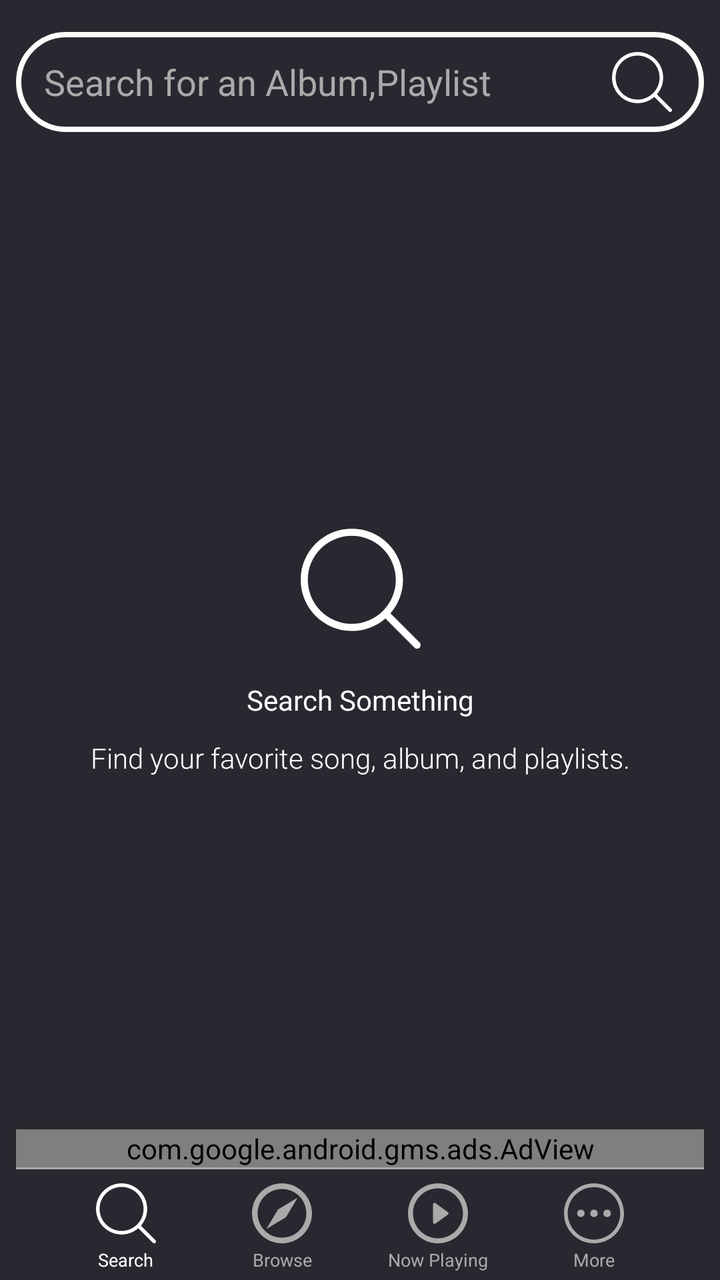
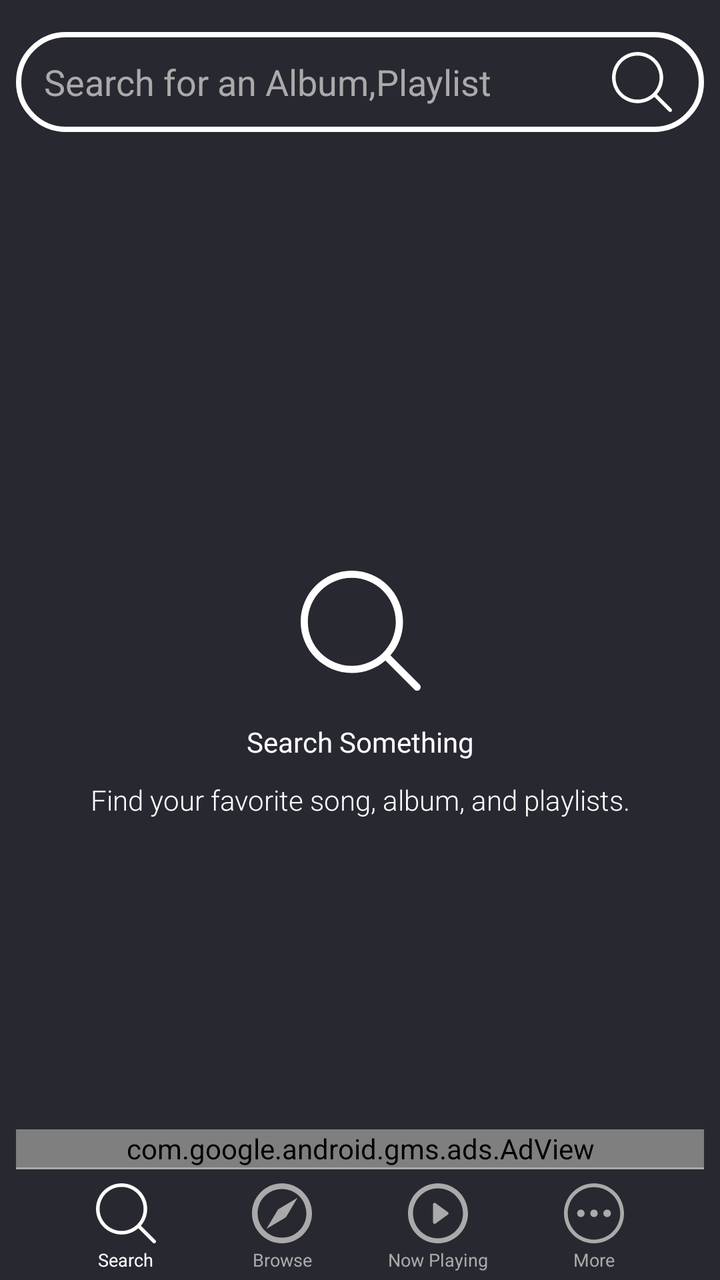

Screens rendered from an Android XML layout before and after an edit, with the pre-edit source and the edit as a unified diff.
<!-- AndroidManifest.xml: application theme AppTheme.NoActionBar -->
<!-- res/layout/activity_search__songs.xml -->
<?xml version="1.0" encoding="utf-8"?>
<androidx.constraintlayout.widget.ConstraintLayout xmlns:android="http://schemas.android.com/apk/res/android"
    xmlns:app="http://schemas.android.com/apk/res-auto"
    xmlns:tools="http://schemas.android.com/tools"
    android:layout_width="match_parent"
    android:layout_height="match_parent"
    android:background="@color/darkAccent"
    tools:context=".Search_Songs">

    <ListView
        android:id="@+id/list_searchres"
        android:layout_width="0dp"
        android:layout_height="0dp"
        android:layout_marginBottom="8dp"
        android:visibility="gone"
        app:layout_constraintBottom_toTopOf="@+id/adView_search"
        app:layout_constraintEnd_toEndOf="parent"
        app:layout_constraintStart_toStartOf="parent"
        app:layout_constraintTop_toBottomOf="@+id/et_searchBox" />

    <com.google.android.material.tabs.TabLayout
        android:id="@+id/tl_searchPage"
        android:layout_width="0dp"
        android:layout_height="wrap_content"
        android:visibility="visible"
        app:layout_constraintEnd_toEndOf="parent"
        app:layout_constraintStart_toStartOf="parent"
        app:layout_constraintTop_toBottomOf="@+id/tv_urResStatus"
        app:tabIndicatorColor="@android:color/white"
        app:tabTextColor="@android:color/white" />

    <androidx.viewpager.widget.ViewPager
        android:id="@+id/vp_searchPage"
        android:layout_width="0dp"
        android:layout_height="0dp"
        android:layout_marginTop="8dp"
        android:layout_marginBottom="8dp"
        android:visibility="visible"
        app:layout_constraintBottom_toTopOf="@+id/adView_search"
        app:layout_constraintEnd_toEndOf="parent"
        app:layout_constraintStart_toStartOf="parent"
        app:layout_constraintTop_toBottomOf="@+id/tl_searchPage">

    </androidx.viewpager.widget.ViewPager>

    <Button
        android:id="@+id/btn_searchBox"
        android:layout_width="30dp"
        android:layout_height="30dp"
        android:layout_marginTop="8dp"
        android:layout_marginEnd="16dp"
        android:layout_marginBottom="8dp"
        android:background="@drawable/ic_err_search"
        android:fontFamily="@font/acme"
        android:textAllCaps="false"
        android:textColor="@android:color/white"
        app:layout_constraintBottom_toBottomOf="@+id/et_searchBox"
        app:layout_constraintEnd_toEndOf="@+id/et_searchBox"
        app:layout_constraintTop_toTopOf="@+id/et_searchBox"
        tools:visibility="visible" />

    <ImageView
        android:id="@+id/ms_info1"
        android:layout_width="60dp"
        android:layout_height="60dp"
        android:layout_marginStart="8dp"
        android:layout_marginTop="8dp"
        android:layout_marginBottom="8dp"
        app:layout_constraintBottom_toTopOf="@+id/adView_search"
        app:layout_constraintEnd_toEndOf="parent"
        app:layout_constraintHorizontal_bias="0.487"
        app:layout_constraintStart_toStartOf="parent"
        app:layout_constraintTop_toBottomOf="@+id/et_searchBox"
        app:layout_constraintVertical_bias="0.45"
        app:srcCompat="@drawable/ic_err_search" />

    <TextView
        android:id="@+id/ms_info2"
        android:layout_width="wrap_content"
        android:layout_height="wrap_content"
        android:layout_marginStart="8dp"
        android:layout_marginTop="16dp"
        android:layout_marginEnd="8dp"
        android:fontFamily="@font/capriola"
        android:text="Search Something"
        android:textColor="@android:color/white"
        app:layout_constraintEnd_toEndOf="parent"
        app:layout_constraintStart_toStartOf="parent"
        app:layout_constraintTop_toBottomOf="@+id/ms_info1" />

    <TextView
        android:id="@+id/ms_info3"
        android:layout_width="wrap_content"
        android:layout_height="wrap_content"
        android:layout_marginStart="8dp"
        android:layout_marginTop="10dp"
        android:layout_marginEnd="8dp"
        android:fontFamily="sans-serif-light"
        android:text="Find your favorite song, album, and playlists."
        android:textColor="@android:color/white"
        app:layout_constraintEnd_toEndOf="parent"
        app:layout_constraintStart_toStartOf="parent"
        app:layout_constraintTop_toBottomOf="@+id/ms_info2" />

    <EditText
        android:id="@+id/et_searchBox"
        android:layout_width="0dp"
        android:layout_height="50dp"
        android:layout_marginStart="8dp"
        android:layout_marginTop="16dp"
        android:layout_marginEnd="8dp"
        android:background="@drawable/curvature"
        android:ems="10"
        android:hint="Search for an Album,Playlist"
        android:imeOptions="actionSearch"
        android:inputType="text"
        android:lineSpacingExtra="8sp"
        android:paddingLeft="14dp"
        android:paddingRight="45dp"
        android:textColor="@android:color/white"
        android:textColorHint="@android:color/darker_gray"
        app:layout_constraintEnd_toEndOf="parent"
        app:layout_constraintStart_toStartOf="parent"
        app:layout_constraintTop_toTopOf="parent" />

    <TextView
        android:id="@+id/tv_urResStatus"
        android:layout_width="0dp"
        android:layout_height="35dp"
        android:layout_marginTop="16dp"
        android:background="@android:color/white"
        android:fontFamily="@font/capriola"
        android:gravity="center|left"
        android:paddingLeft="20dp"
        android:text="Your Search Results:"
        android:textColor="@color/darkAccent"
        android:textSize="15sp"
        android:visibility="gone"
        app:layout_constraintEnd_toEndOf="parent"
        app:layout_constraintStart_toStartOf="parent"
        app:layout_constraintTop_toBottomOf="@+id/et_searchBox" />

    <Button
        android:id="@+id/btm_srch"
        android:layout_width="30dp"
        android:layout_height="30dp"
        android:layout_marginBottom="2dp"
        android:background="@drawable/ic_btm_search"
        android:onClick="sBtmSrch"
        app:layout_constraintBottom_toTopOf="@+id/textView45"
        app:layout_constraintEnd_toStartOf="@+id/btm_brws"
        app:layout_constraintHorizontal_bias="0.5"
        app:layout_constraintHorizontal_chainStyle="spread"
        app:layout_constraintStart_toStartOf="parent" />

    <Button
        android:id="@+id/btm_brws"
        android:layout_width="30dp"
        android:layout_height="30dp"
        android:layout_marginBottom="2dp"
        android:background="@drawable/ic_btm_browse_dull"
        android:onClick="sBtmBrws"
        app:layout_constraintBottom_toTopOf="@+id/textView46"
        app:layout_constraintEnd_toStartOf="@+id/btm_down"
        app:layout_constraintHorizontal_bias="0.5"
        app:layout_constraintStart_toEndOf="@+id/btm_srch" />

    <Button
        android:id="@+id/btm_down"
        android:layout_width="30dp"
        android:layout_height="30dp"
        android:layout_marginBottom="2dp"
        android:background="@drawable/ic_btm_play_dull"
        android:onClick="sBtmDown"
        app:layout_constraintBottom_toTopOf="@+id/textView47"
        app:layout_constraintEnd_toStartOf="@+id/btm_more"
        app:layout_constraintHorizontal_bias="0.5"
        app:layout_constraintStart_toEndOf="@+id/btm_brws" />

    <Button
        android:id="@+id/btm_more"
        android:layout_width="30dp"
        android:layout_height="30dp"
        android:layout_marginBottom="2dp"
        android:background="@drawable/ic_btm_more_dull"
        android:onClick="sBtmMore"
        app:layout_constraintBottom_toTopOf="@+id/textView48"
        app:layout_constraintEnd_toEndOf="parent"
        app:layout_constraintHorizontal_bias="0.5"
        app:layout_constraintStart_toEndOf="@+id/btm_down" />

    <TextView
        android:id="@+id/textView4"
        android:layout_width="0dp"
        android:layout_height="1dp"
        android:layout_marginStart="8dp"
        android:layout_marginEnd="8dp"
        android:layout_marginBottom="7dp"
        android:background="@android:color/darker_gray"
        app:layout_constraintBottom_toTopOf="@+id/btm_brws"
        app:layout_constraintEnd_toEndOf="parent"
        app:layout_constraintStart_toStartOf="parent" />

    <com.google.android.gms.ads.AdView xmlns:ads="http://schemas.android.com/apk/res-auto"
        android:id="@+id/adView_search"
        android:layout_width="0dp"
        android:layout_height="wrap_content"
        android:layout_alignParentBottom="true"
        android:layout_centerHorizontal="true"
        android:layout_marginStart="8dp"
        android:layout_marginEnd="8dp"
        ads:adSize="BANNER"
        ads:adUnitId="@string/ad_Search"
        ads:layout_constraintBottom_toTopOf="@+id/textView4"
        ads:layout_constraintEnd_toEndOf="parent"
        ads:layout_constraintHorizontal_bias="0.498"
        ads:layout_constraintStart_toStartOf="parent"></com.google.android.gms.ads.AdView>

    <TextView
        android:id="@+id/textView45"
        android:layout_width="wrap_content"
        android:layout_height="wrap_content"
        android:layout_marginBottom="4dp"
        android:text="Search"
        android:textColor="@android:color/white"
        android:textSize="9sp"
        app:layout_constraintBottom_toBottomOf="parent"
        app:layout_constraintEnd_toEndOf="@+id/btm_srch"
        app:layout_constraintHorizontal_bias="0.482"
        app:layout_constraintStart_toStartOf="@+id/btm_srch" />

    <TextView
        android:id="@+id/textView46"
        android:layout_width="wrap_content"
        android:layout_height="wrap_content"
        android:layout_marginBottom="4dp"
        android:text="Browse"
        android:textColor="@android:color/darker_gray"
        android:textSize="9sp"
        app:layout_constraintBottom_toBottomOf="parent"
        app:layout_constraintEnd_toEndOf="@+id/btm_brws"
        app:layout_constraintStart_toStartOf="@+id/btm_brws" />

    <TextView
        android:id="@+id/textView47"
        android:layout_width="wrap_content"
        android:layout_height="wrap_content"
        android:layout_marginBottom="4dp"
        android:text="Now Playing"
        android:textColor="@android:color/darker_gray"
        android:textSize="9sp"
        app:layout_constraintBottom_toBottomOf="parent"
        app:layout_constraintEnd_toEndOf="@+id/btm_down"
        app:layout_constraintStart_toStartOf="@+id/btm_down" />

    <TextView
        android:id="@+id/textView48"
        android:layout_width="wrap_content"
        android:layout_height="wrap_content"
        android:layout_marginBottom="4dp"
        android:text="More"
        android:textColor="@android:color/darker_gray"
        android:textSize="9sp"
        app:layout_constraintBottom_toBottomOf="parent"
        app:layout_constraintEnd_toEndOf="@+id/btm_more"
        app:layout_constraintStart_toStartOf="@+id/btm_more" />


</androidx.constraintlayout.widget.ConstraintLayout>
<!-- resources referenced by this layout -->
<resources>
  <color name="darkAccent">#282830</color>
  <!-- drawable curvature (drawable) -->
  <?xml version="1.0" encoding="utf-8"?>
  <shape xmlns:android="http://schemas.android.com/apk/res/android"
      android:shape="rectangle">
      <corners android:radius="25dp" />
      <stroke android:width="8px" android:color="#fff" />
  </shape>
  <!-- drawable ic_btm_browse_dull (drawable) -->
  <?xml version="1.0" encoding="utf-8"?>
  <vector xmlns:android="http://schemas.android.com/apk/res/android"
      android:width="291.32dp"
      android:height="291.32dp"
      android:viewportWidth="291.32"
      android:viewportHeight="291.32">
  
      <path
          android:fillColor="@android:color/darker_gray"
          android:pathData="M145.66,0C65.547,0,0,65.547,0,145.66s65.547,145.66,145.66,145.66s145.66-65.547,145.66-145.66 S225.772,0,145.66,0z M145.66,264.008c-65.547,0-118.348-52.802-118.348-118.348S80.113,27.311,145.66,27.311 S264.008,80.113,264.008,145.66S211.206,264.008,145.66,264.008z" />
      <path
          android:fillColor="@android:color/darker_gray"
          android:pathData="M221.22,70.099l-56.443,94.679l-38.236-38.236C126.542,126.542,221.22,70.099,221.22,70.099z" />
      <path
          android:fillColor="@android:color/darker_gray"
          android:pathData="M70.099,221.22l94.679-56.443l-38.236-38.236C126.542,126.542,70.099,221.22,70.099,221.22z" />
  </vector>
  <!-- drawable ic_btm_search (drawable) -->
  <?xml version="1.0" encoding="utf-8"?>
  <vector xmlns:android="http://schemas.android.com/apk/res/android"
      android:width="451dp"
      android:height="451dp"
      android:viewportWidth="451"
      android:viewportHeight="451">
  
      <path
          android:fillColor="#fff"
          android:pathData="M447.05,428l-109.6-109.6c29.4-33.8,47.2-77.9,47.2-126.1C384.65,86.2,298.35,0,192.35,0C86.25,0,0.05,86.3,0.05,192.3 s86.3,192.3,192.3,192.3c48.2,0,92.3-17.8,126.1-47.2L428.05,447c2.6,2.6,6.1,4,9.5,4s6.9-1.3,9.5-4 C452.25,441.8,452.25,433.2,447.05,428z M26.95,192.3c0-91.2,74.2-165.3,165.3-165.3c91.2,0,165.3,74.2,165.3,165.3 s-74.1,165.4-165.3,165.4C101.15,357.7,26.95,283.5,26.95,192.3z" />
  </vector>
  <!-- drawable ic_err_search (drawable) -->
  <?xml version="1.0" encoding="utf-8"?>
  <vector xmlns:android="http://schemas.android.com/apk/res/android"
      android:width="451dp"
      android:height="451dp"
      android:viewportWidth="451"
      android:viewportHeight="451">
  
      <path
          android:fillColor="#ffff"
          android:pathData="M447.05,428l-109.6-109.6c29.4-33.8,47.2-77.9,47.2-126.1C384.65,86.2,298.35,0,192.35,0C86.25,0,0.05,86.3,0.05,192.3 s86.3,192.3,192.3,192.3c48.2,0,92.3-17.8,126.1-47.2L428.05,447c2.6,2.6,6.1,4,9.5,4s6.9-1.3,9.5-4 C452.25,441.8,452.25,433.2,447.05,428z M26.95,192.3c0-91.2,74.2-165.3,165.3-165.3c91.2,0,165.3,74.2,165.3,165.3 s-74.1,165.4-165.3,165.4C101.15,357.7,26.95,283.5,26.95,192.3z" />
  </vector>
  <string name="ad_Search">ca-app-pub-3940256099942544/6300978111</string>
  <style name="AppTheme.NoActionBar">
          <item name="windowActionBar">false</item>
          <item name="windowNoTitle">true</item>
      </style>
  <!-- unchanged entries left out for length: 2 -->
</resources>

<!-- the commit's change to res/layout/activity_search__songs.xml (unified diff, before → after) -->
@@ -71,7 +71,6 @@
         app:layout_constraintHorizontal_bias="0.487"
         app:layout_constraintStart_toStartOf="parent"
         app:layout_constraintTop_toBottomOf="@+id/et_searchBox"
-        app:layout_constraintVertical_bias="0.45"
         app:srcCompat="@drawable/ic_err_search" />
 
     <TextView
